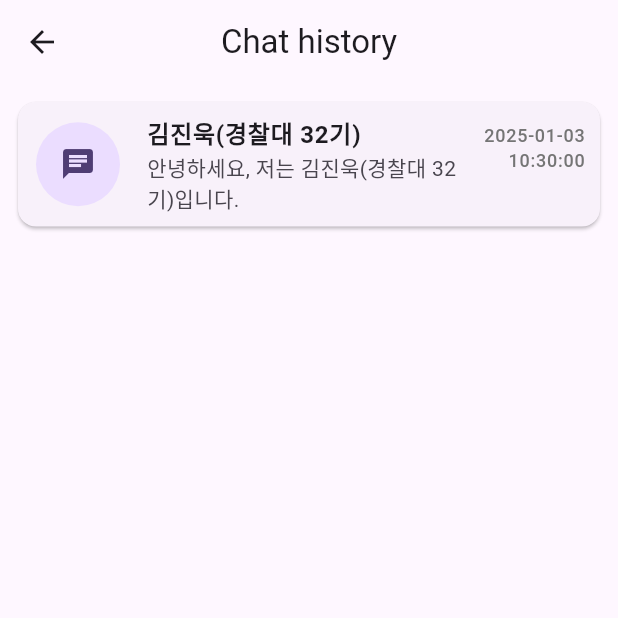
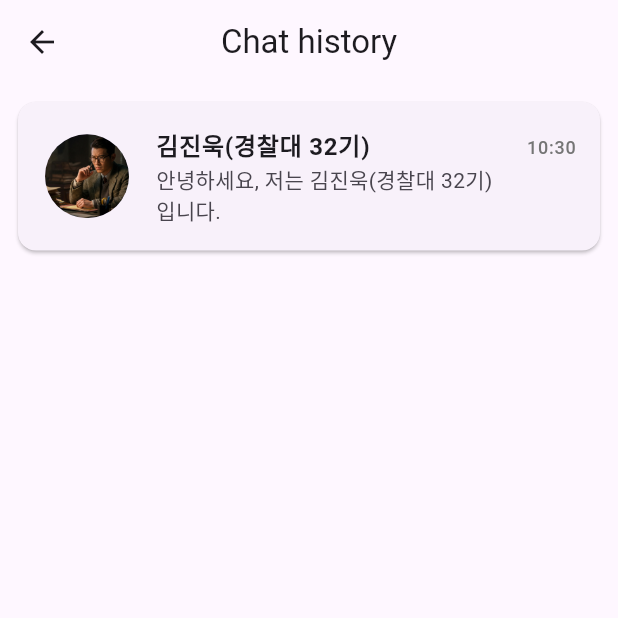
Before and after one commit to hyeon-BL/fictionflare, a Flutter app: the ChatHistoryScreen screen opened directly, on a phone screen of 412 x 824 dp, the top half of it. Run offline on Flutter 3.47's test engine with Material 3 defaults, Android fonts, the phone set to English and light mode, and no system bars; our stand-ins replace firebase_auth, firebase_core, flutter_markdown, flutter_spinkit, hive, hive_flutter and 1 more; accounts and stored records are empty; generated files the repository leaves out were written again.

Commit message:
modify time format

```diff
--- a/fictionflare_app/lib/widgets/chat_history_widget.dart
+++ b/fictionflare_app/lib/widgets/chat_history_widget.dart
@@ -1,7 +1,9 @@
 import 'package:fictionflare_app/hive/chat_history.dart';
 import 'package:fictionflare_app/providers/chat_provider.dart';
 import 'package:fictionflare_app/screens/chat_screen.dart';
+import 'package:fictionflare_app/utils/prompt_generator.dart';
 import 'package:fictionflare_app/utils/utils.dart';
+import 'package:fictionflare_app/widgets/time_widget.dart';
 import 'package:flutter/material.dart';
 import 'package:provider/provider.dart';
 
@@ -15,12 +17,13 @@ class ChatHistoryWidget extends StatelessWidget {
 
   @override
   Widget build(BuildContext context) {
+    final name = chat.name;
     return Card(
       child: ListTile(
-        contentPadding: const EdgeInsets.only(left: 10.0, right: 10.0),
-        leading: const CircleAvatar(
+        contentPadding: const EdgeInsets.symmetric(horizontal: 16, vertical: 8),
+        leading: CircleAvatar(
           radius: 30,
-          child: Icon(Icons.chat),
+          backgroundImage: AssetImage(CharacterImage.getProfileImage(name)),
         ),
         title: Text(
           chat.name,
@@ -34,16 +37,8 @@ class ChatHistoryWidget extends StatelessWidget {
         ),
         trailing: Column(
           mainAxisAlignment: MainAxisAlignment.start,
-          crossAxisAlignment: CrossAxisAlignment.end,
           children: [
-            Text(
-              chat.timestamp.toString().split(' ')[0],
-              style: TextStyle(fontSize: 12, color: Colors.grey[600]),
-            ),
-            Text(
-              chat.timestamp.toString().split(' ')[1].split('.')[0],
-              style: TextStyle(fontSize: 12, color: Colors.grey[600]),
-            ),
+            TimeWidget(timestamp: chat.timestamp),
           ],
         ),
         onTap: () async {
--- /dev/null
+++ b/fictionflare_app/lib/widgets/time_widget.dart
@@ -0,0 +1,41 @@
+import 'package:flutter/material.dart';
+
+class TimeWidget extends StatelessWidget {
+  final DateTime timestamp;
+  final double fontSize;
+  final Color? color;
+
+  const TimeWidget({
+    super.key,
+    required this.timestamp,
+    this.fontSize = 12,
+    this.color,
+  });
+
+  String _formatTime() {
+    final now = DateTime.now();
+    final difference = now.difference(timestamp);
+
+    if (difference.inDays == 0) {
+      // Today: show hour:minute
+      return '${timestamp.hour.toString().padLeft(2, '0')}:${timestamp.minute.toString().padLeft(2, '0')}';
+    } else if (difference.inDays == 1) {
+      // Yesterday
+      return 'Yesterday';
+    } else {
+      // Over 2 days ago: show month and day
+      return '${timestamp.month}/${timestamp.day}';
+    }
+  }
+
+  @override
+  Widget build(BuildContext context) {
+    return Text(
+      _formatTime(),
+      style: TextStyle(
+        fontSize: fontSize,
+        color: color ?? Colors.grey[600],
+      ),
+    );
+  }
+}
```
